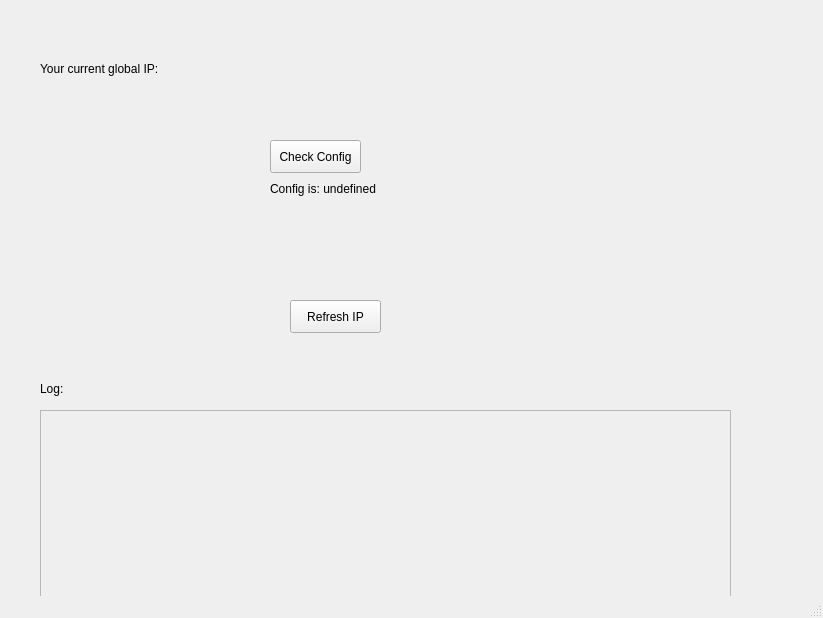
Old version of the form src/gui/mainwindow.ui in the repository Lukas-Heiligenbrunner/Dynu-IP-Refresher.
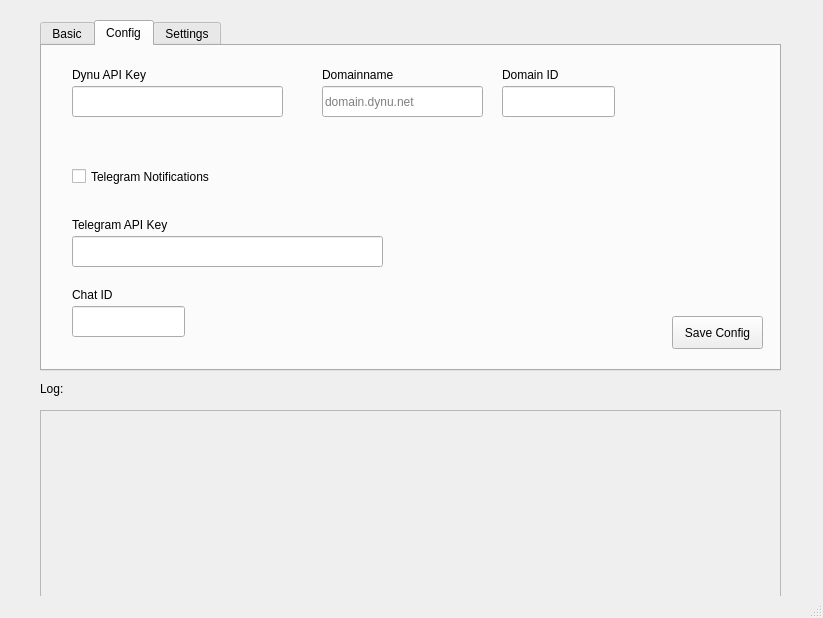
New version of the form. The open tabs and pages were chosen to show the change.

Commit message: added tabbed view new config page with ability to edit config file new features in config class - setting member variables new button locations in gui

What changed in the file:
```diff
--- a/src/gui/mainwindow.ui
+++ b/src/gui/mainwindow.ui
@@ -10,36 +10,16 @@
     <height>618</height>
    </rect>
   </property>
+  <property name="cursor">
+   <cursorShape>ArrowCursor</cursorShape>
+  </property>
   <property name="windowTitle">
    <string>MainWindow</string>
   </property>
+  <property name="styleSheet">
+   <string notr="true">/*background-color: rgb(69, 196, 255);</string>
+  </property>
   <widget class="QWidget" name="centralwidget">
-   <widget class="QPushButton" name="buttonRefreshIP">
-    <property name="geometry">
-     <rect>
-      <x>290</x>
-      <y>300</y>
-      <width>91</width>
-      <height>33</height>
-     </rect>
-    </property>
-    <property name="text">
-     <string>Refresh IP</string>
-    </property>
-   </widget>
-   <widget class="QLabel" name="labelCurrentIP">
-    <property name="geometry">
-     <rect>
-      <x>40</x>
-      <y>60</y>
-      <width>301</width>
-      <height>17</height>
-     </rect>
-    </property>
-    <property name="text">
-     <string>Your current global IP:</string>
-    </property>
-   </widget>
    <widget class="QPlainTextEdit" name="textLog">
     <property name="enabled">
      <bool>false</bool>
@@ -48,7 +28,7 @@
      <rect>
       <x>40</x>
       <y>410</y>
-      <width>691</width>
+      <width>741</width>
       <height>191</height>
      </rect>
     </property>
@@ -69,31 +49,268 @@
      <string>Log:</string>
     </property>
    </widget>
-   <widget class="QPushButton" name="buttonCheckConfig">
+   <widget class="QTabWidget" name="tabWidget">
     <property name="geometry">
      <rect>
-      <x>270</x>
-      <y>140</y>
-      <width>91</width>
-      <height>33</height>
+      <x>40</x>
+      <y>20</y>
+      <width>741</width>
+      <height>351</height>
      </rect>
     </property>
-    <property name="text">
-     <string>Check Config</string>
+    <property name="currentIndex">
+     <number>0</number>
     </property>
-   </widget>
-   <widget class="QLabel" name="labelConfig">
-    <property name="geometry">
-     <rect>
-      <x>270</x>
-      <y>180</y>
-      <width>141</width>
-      <height>17</height>
-     </rect>
-    </property>
-    <property name="text">
-     <string>Config is: undefined</string>
-    </property>
+    <widget class="QWidget" name="basic">
+     <attribute name="title">
+      <string>Basic</string>
+     </attribute>
+     <widget class="QLabel" name="labelCurrentIP">
+      <property name="geometry">
+       <rect>
+        <x>20</x>
+        <y>30</y>
+        <width>301</width>
+        <height>17</height>
+       </rect>
+      </property>
+      <property name="text">
+       <string>Your current global IP:</string>
+      </property>
+     </widget>
+     <widget class="QLabel" name="labelConfig">
+      <property name="geometry">
+       <rect>
+        <x>20</x>
+        <y>70</y>
+        <width>141</width>
+        <height>17</height>
+       </rect>
+      </property>
+      <property name="text">
+       <string>Config is: undefined</string>
+      </property>
+     </widget>
+     <widget class="QGroupBox" name="groupBox">
+      <property name="geometry">
+       <rect>
+        <x>20</x>
+        <y>120</y>
+        <width>231</width>
+        <height>151</height>
+       </rect>
+      </property>
+      <property name="title">
+       <string>Actions</string>
+      </property>
+      <widget class="QPushButton" name="buttonCheckConfig">
+       <property name="geometry">
+        <rect>
+         <x>30</x>
+         <y>50</y>
+         <width>91</width>
+         <height>33</height>
+        </rect>
+       </property>
+       <property name="cursor">
+        <cursorShape>ArrowCursor</cursorShape>
+       </property>
+       <property name="text">
+        <string>Check Config</string>
+       </property>
+      </widget>
+      <widget class="QPushButton" name="buttonRefreshIP">
+       <property name="geometry">
+        <rect>
+         <x>30</x>
+         <y>100</y>
+         <width>91</width>
+         <height>33</height>
+        </rect>
+       </property>
+       <property name="text">
+        <string>Refresh IP</string>
+       </property>
+      </widget>
+     </widget>
+    </widget>
+    <widget class="QWidget" name="config">
+     <attribute name="title">
+      <string>Config</string>
+     </attribute>
+     <widget class="QCheckBox" name="telegramsupportCheckbox">
+      <property name="geometry">
+       <rect>
+        <x>30</x>
+        <y>120</y>
+        <width>181</width>
+        <height>21</height>
+       </rect>
+      </property>
+      <property name="text">
+       <string>Telegram Notifications</string>
+      </property>
+     </widget>
+     <widget class="QPushButton" name="buttonSaveConfig">
+      <property name="geometry">
+       <rect>
+        <x>630</x>
+        <y>270</y>
+        <width>91</width>
+        <height>33</height>
+       </rect>
+      </property>
+      <property name="text">
+       <string>Save Config</string>
+      </property>
+     </widget>
+     <widget class="QLabel" name="label">
+      <property name="geometry">
+       <rect>
+        <x>30</x>
+        <y>20</y>
+        <width>101</width>
+        <height>17</height>
+       </rect>
+      </property>
+      <property name="text">
+       <string>Dynu API Key</string>
+      </property>
+     </widget>
+     <widget class="QLabel" name="label_3">
+      <property name="geometry">
+       <rect>
+        <x>460</x>
+        <y>20</y>
+        <width>111</width>
+        <height>17</height>
+       </rect>
+      </property>
+      <property name="text">
+       <string>Domain ID</string>
+      </property>
+     </widget>
+     <widget class="QLabel" name="label_4">
+      <property name="geometry">
+       <rect>
+        <x>30</x>
+        <y>170</y>
+        <width>131</width>
+        <height>17</height>
+       </rect>
+      </property>
+      <property name="text">
+       <string>Telegram API Key</string>
+      </property>
+     </widget>
+     <widget class="QLabel" name="label_5">
+      <property name="geometry">
+       <rect>
+        <x>30</x>
+        <y>240</y>
+        <width>64</width>
+        <height>17</height>
+       </rect>
+      </property>
+      <property name="text">
+       <string>Chat ID</string>
+      </property>
+     </widget>
+     <widget class="QLineEdit" name="dynuapikeyedit">
+      <property name="geometry">
+       <rect>
+        <x>30</x>
+        <y>40</y>
+        <width>211</width>
+        <height>31</height>
+       </rect>
+      </property>
+     </widget>
+     <widget class="QLineEdit" name="domainidedit">
+      <property name="geometry">
+       <rect>
+        <x>460</x>
+        <y>40</y>
+        <width>113</width>
+        <height>31</height>
+       </rect>
+      </property>
+     </widget>
+     <widget class="QLineEdit" name="chatidedit">
+      <property name="geometry">
+       <rect>
+        <x>30</x>
+        <y>260</y>
+        <width>113</width>
+        <height>31</height>
+       </rect>
+      </property>
+     </widget>
+     <widget class="QLineEdit" name="telegramapikeyedit">
+      <property name="geometry">
+       <rect>
+        <x>30</x>
+        <y>190</y>
+        <width>311</width>
+        <height>31</height>
+       </rect>
+      </property>
+     </widget>
+     <widget class="QLineEdit" name="domainnameedit">
+      <property name="geometry">
+       <rect>
+        <x>280</x>
+        <y>40</y>
+        <width>161</width>
+        <height>31</height>
+       </rect>
+      </property>
+      <property name="placeholderText">
+       <string>domain.dynu.net</string>
+      </property>
+     </widget>
+     <widget class="QLabel" name="label_6">
+      <property name="geometry">
+       <rect>
+        <x>280</x>
+        <y>20</y>
+        <width>111</width>
+        <height>17</height>
+       </rect>
+      </property>
+      <property name="text">
+       <string>Domainname</string>
+      </property>
+     </widget>
+    </widget>
+    <widget class="QWidget" name="settings">
+     <attribute name="title">
+      <string>Settings</string>
+     </attribute>
+     <widget class="QLabel" name="label_7">
+      <property name="geometry">
+       <rect>
+        <x>20</x>
+        <y>30</y>
+        <width>161</width>
+        <height>17</height>
+       </rect>
+      </property>
+      <property name="text">
+       <string>Select your language:</string>
+      </property>
+     </widget>
+     <widget class="QComboBox" name="languageComboBox">
+      <property name="geometry">
+       <rect>
+        <x>20</x>
+        <y>60</y>
+        <width>94</width>
+        <height>31</height>
+       </rect>
+      </property>
+     </widget>
+    </widget>
    </widget>
   </widget>
   <widget class="QStatusBar" name="statusbar"/>
```
The commit also changes 6 other files.
